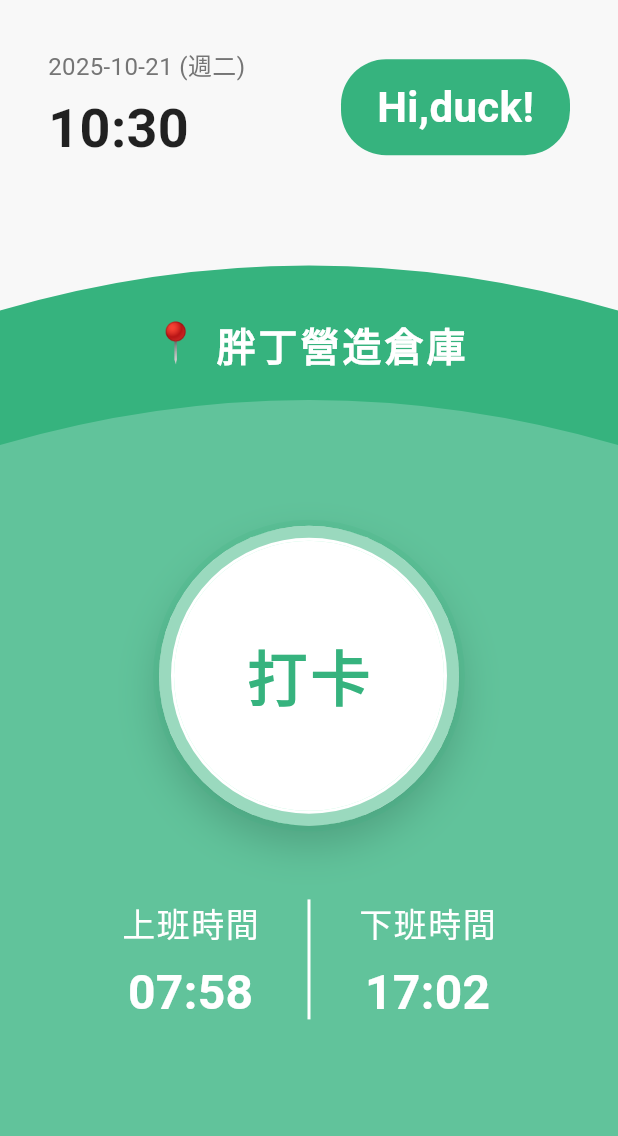
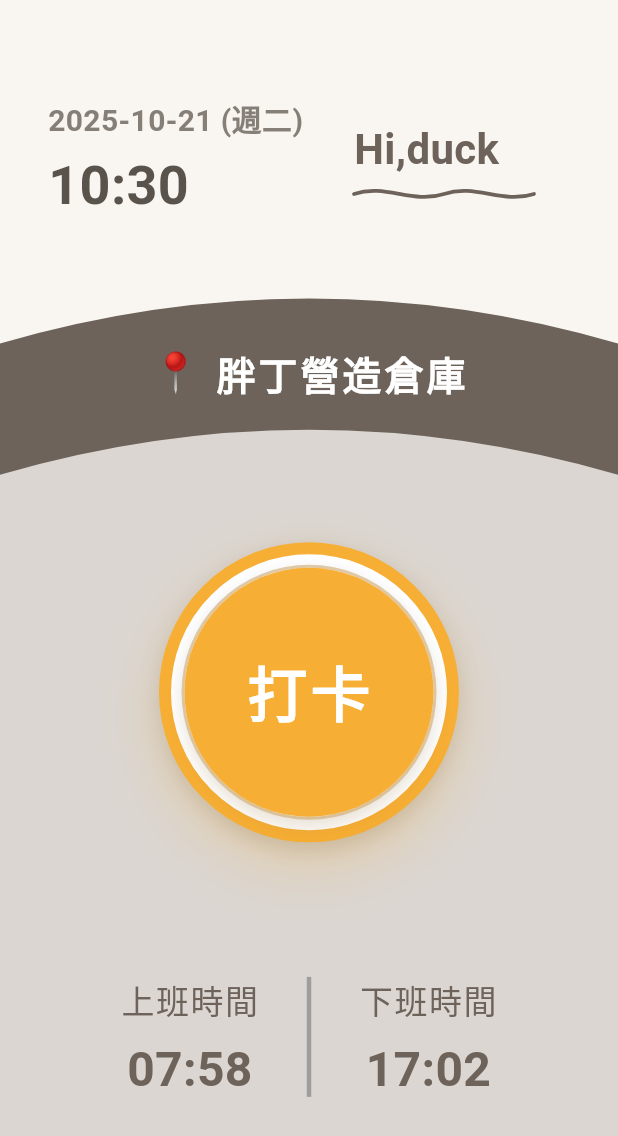
Before and after one commit to duckdev45/pd_flutter_app, a Flutter app: the screen it shows after launch, after a tap on "登入", on a phone screen of 412 x 824 dp. Shown: the top 1136 px of the screen. Run offline on Flutter 3.47's test engine with Material 3 defaults, Android fonts, the light colour scheme and no system bars; Roboto replaces fonts that are missing (NotoSansTC, NotoSansiTC).

Commit message:
feat: Revamp HomePage UI with new color scheme and layout adjustments

```diff
--- a/lib/home_page.dart
+++ b/lib/home_page.dart
@@ -81,28 +81,47 @@ class _HomePageState extends State<HomePage> {
 
   @override
   Widget build(BuildContext context) {
+    // ✨ [魔改點 1] 注入靈魂！這才是我們要的配色！
     const Color pageBackgroundColor = Color(0xFFF8F8F8);
-    const Color mainContentColorDark = Color(0xFF36B37E);
-    const Color mainContentColorLight = Color(0xFF6DC8A3);
+    // 婚禮 App 色系
+    const Color accentOrange = Color(0xFFF7AE34); // 婚禮橘 (CTA色)
+    const Color darkGrayText = Color(0xFF59534C); // 婚禮深灰 (標題)
+    const Color lightGrayText = Color(0xFF867F78); // 婚禮淺灰 (內文)
+
+    // ✨ [魔改點 2] 關鍵！把背景色改掉！
+    // 不再用快看不到的 #F9F6F1
+    const Color mainContentColorDark = Color(0xFF6D635B); // 改為沉穩的暖灰色
+    const Color mainContentColorLight = Color(0xFFF9F6F1); // <-- 奶油米色
 
     return Scaffold(
-      backgroundColor: pageBackgroundColor,
+      backgroundColor: mainContentColorLight, // 直接用奶油米色填滿全頁
       body: SafeArea(
         child: Column(
           crossAxisAlignment: CrossAxisAlignment.start,
           children: [
             // --- 1. 頂部文字區塊 ---
-            _buildHeader(), // ✨ [保留] 你的 Header 寫得很好
+            _buildHeader(
+              accentOrange: accentOrange,
+              darkGrayText: darkGrayText,
+              lightGrayText: lightGrayText,
+            ),
+
             // --- 2. 綠色主內容區塊 ---
             Expanded(
-              child: LayoutBuilder(
+              child: Stack(
+                fit: StackFit.expand,
+                children: [
+                  // --- 新增底層填滿奶油米色 ---
+                  Container(color: mainContentColorLight),
+
+                  LayoutBuilder(
                     // ✨ [保留] 你的 LayoutBuilder 結構是正確的！
                     builder: (context, constraints) {
                       final double screenHeight = constraints.maxHeight;
                       return Stack(
                         fit: StackFit.expand,
                         children: [
-                      // --- 深綠色 (底下) ---
+                          // --- ✨ [魔改點 3] 深色底 -> 燕麥色 ---
                           Positioned(
                             bottom: 0,
                             left: 0,
@@ -110,10 +129,13 @@ class _HomePageState extends State<HomePage> {
                             height: screenHeight,
                             child: ClipPath(
                               clipper: MainArcClipper(),
-                          child: Container(color: mainContentColorDark),
+                              child: Container(
+                                color: mainContentColorDark,
+                              ), // <-- 套用燕麥色
                             ),
                           ),
-                      // --- 淺綠色 (疊在上面) ---
+
+                          // --- ✨ [魔改點 4] 淺色疊加 -> 奶油米色 ---
                           Positioned(
                             bottom: 0,
                             left: 0,
@@ -122,36 +144,45 @@ class _HomePageState extends State<HomePage> {
                             child: ClipPath(
                               clipper: OverlayArcClipper(),
                               child: Container(
+                                // 套用奶油米色 + 你原本的透明度
                                 color: mainContentColorLight.withAlpha(200),
                               ),
                             ),
                           ),
 
-                      // --- ✨ [魔改點 1] 新增：打卡地點 ---
+                          // --- [保留] 打卡地點 (文字換色) ---
                           Positioned(
-                        top: screenHeight * 0.12, // 靠感覺抓個大概 18% 的高度
+                            top: screenHeight * 0.12,
                             left: 0,
                             right: 0,
-                        child: _buildWorksiteInfo(),
+                            child: _buildWorksiteInfo(Colors.white), // <-- 改為白色
                           ),
 
-                      // --- 打卡按鈕 (中間) ---
+                          // --- [保留] 打卡按鈕 (大改造) ---
                           Center(
                             child: Padding(
                               padding: const EdgeInsets.only(bottom: 50.0),
-                          child: _buildClockInButton(mainContentColorDark),
+                              child: _buildClockInButton(
+                                accentOrange,
+                              ), // <-- 傳入婚禮橘
                             ),
                           ),
-                      // --- ✨ [魔改點 2] 新增：上下班時間 ---
+
+                          // --- [保留] 上下班時間 (文字換色) ---
                           Positioned(
-                        bottom: screenHeight * 0.2, // 離底部 10% 的高度
+                            bottom: screenHeight * 0.13,
                             left: 0,
                             right: 0,
-                        child: _buildClockTimes(),
+                            child: _buildClockTimes(
+                              Colors.white, // <-- 改為白色
+                              Colors.white70, // <-- 改為半透明白色
+                            ), // <-- 傳入灰色
                           ),
                         ],
                       );
                     },
+                  ),
+                ],
               ),
             ),
           ],
@@ -160,11 +191,14 @@ class _HomePageState extends State<HomePage> {
     );
   }
 
-  // ✨ [保留] 你的 Header 寫得超讚
-  Widget _buildHeader() {
-    const Color mainContentColorDark = Color(0xFF36B37E);
+  // ✨ [保留] Header 大改造，注入配色
+  Widget _buildHeader({
+    required Color accentOrange,
+    required Color darkGrayText,
+    required Color lightGrayText,
+  }) {
     return Padding(
-      padding: const EdgeInsets.fromLTRB(32.0, 32.0, 32.0, 16.0),
+      padding: const EdgeInsets.fromLTRB(32.0, 64.0, 32.0, 0),
       child: Row(
         crossAxisAlignment: CrossAxisAlignment.center,
         children: [
@@ -173,36 +207,48 @@ class _HomePageState extends State<HomePage> {
             children: [
               Text(
                 '$_formattedDate (${_dayOfWeek.isEmpty ? "" : _dayOfWeek})',
-                style: TextStyle(fontSize: 16, color: Colors.grey[600]),
+                style: TextStyle(
+                  fontSize: 20,
+                  fontWeight: FontWeight.bold,
+                  color: lightGrayText, // <-- 使用淺灰
+                ),
               ),
               const SizedBox(height: 4),
               Text(
                 _formattedTime.isEmpty ? "--:--" : _formattedTime,
-                style: const TextStyle(
+                style: TextStyle(
                   fontSize: 36,
                   fontWeight: FontWeight.bold,
-                  color: Colors.black87,
+                  color: darkGrayText, // <-- 使用深灰
                 ),
               ),
             ],
           ),
           const Spacer(),
-          Container(
+          // --- 換回膠囊按鈕，才 high-vibe！ ---
+          // --- Hi,duck! 文字無背景、主色、波浪線 ---
+          Padding(
             padding: const EdgeInsets.symmetric(
               horizontal: 24.0,
               vertical: 12.0,
             ),
-            decoration: BoxDecoration(
-              color: mainContentColorDark,
-              borderRadius: BorderRadius.circular(30.0),
-            ),
-            child: const Text(
-              'Hi,duck!',
+            child: Column(
+              crossAxisAlignment: CrossAxisAlignment.start,
+              children: [
+                Text(
+                  'Hi,duck',
                   style: TextStyle(
                     fontSize: 28,
                     fontWeight: FontWeight.bold,
-                color: Colors.white,
+                    color: mainContentColorDark,
                   ),
+                ),
+                _HandDrawnWaveLine(
+                  color: mainContentColorDark,
+                  width: 120,
+                  height: 14,
+                ),
+              ],
             ),
           ),
         ],
@@ -210,48 +256,59 @@ class _HomePageState extends State<HomePage> {
     );
   }
 
-  // --- ✨ [保留] 你的 Button 也很讚 ---
-  Widget _buildClockInButton(Color primaryColor) {
+  // ✨ [保留] 按鈕大簡化！回歸初心！
+  Widget _buildClockInButton(Color accentOrange) {
+    const double outerSize = 200;
+    const double innerSize = 170;
     return Container(
-      width: 200,
-      height: 200,
+      width: outerSize,
+      height: outerSize,
       decoration: BoxDecoration(
         shape: BoxShape.circle,
         color: Colors.white,
-        border: Border.all(color: primaryColor.withOpacity(0.5), width: 8),
+        border: Border.all(color: accentOrange, width: 8),
         boxShadow: [
           BoxShadow(
-            color: Colors.black.withOpacity(0.18),
-            blurRadius: 24,
-            offset: const Offset(0, 12),
+            color: accentOrange.withOpacity(0.25),
+            blurRadius: 32,
+            offset: const Offset(0, 16),
           ),
           BoxShadow(
-            color: primaryColor.withOpacity(0.15),
-            blurRadius: 0,
-            spreadRadius: 4,
+            color: Colors.black.withOpacity(0.10),
+            blurRadius: 12,
+            offset: const Offset(0, 4),
           ),
         ],
       ),
       child: Center(
         child: Container(
-          width: 180,
-          height: 180,
+          width: innerSize,
+          height: innerSize,
           decoration: BoxDecoration(
             shape: BoxShape.circle,
-            color: const Color(0xFFB2F5D6), // 更淺的綠色
+            color: const Color(0xFFFFF3E0), // 更淺的奶油米色
+            border: Border.all(color: Color(0xFFE0C9A6), width: 2), // 更淺的咖啡色
+            boxShadow: [
+              BoxShadow(
+                color: Colors.black.withOpacity(0.08),
+                blurRadius: 8,
+                offset: const Offset(0, 2),
+              ),
+            ],
           ),
           child: ElevatedButton(
             onPressed: () {
               print('打卡按鈕被按下了！');
             },
             style: ElevatedButton.styleFrom(
-              backgroundColor: Colors.white,
-              foregroundColor: primaryColor,
+              backgroundColor: accentOrange,
+              foregroundColor: Colors.white,
               shape: const CircleBorder(),
-              elevation: 0,
+              elevation: 8,
+              shadowColor: accentOrange.withOpacity(0.18),
               padding: const EdgeInsets.all(20),
               textStyle: const TextStyle(
-                fontFamily: 'NotoSansTC',
+                fontFamily: 'NotoSansiTC',
                 fontSize: 40,
                 fontWeight: FontWeight.bold,
                 letterSpacing: 2,
@@ -264,19 +321,19 @@ class _HomePageState extends State<HomePage> {
     );
   }
 
-  // --- ✨ [魔改點 3] 新增：打卡地點 Widget ---
-  Widget _buildWorksiteInfo() {
-    return const Row(
+  // ✨ [保留] 打卡地點 (文字換色)
+  Widget _buildWorksiteInfo(Color textColor) {
+    return Row(
       mainAxisAlignment: MainAxisAlignment.center,
       children: [
-        Text('📍', style: TextStyle(fontSize: 26)),
-        SizedBox(width: 10),
+        const Text('📍', style: TextStyle(fontSize: 26)),
+        const SizedBox(width: 10),
         Text(
-          '胖丁營造倉庫', // TODO: 之後換成變數
+          '胖丁營造倉庫',
           style: TextStyle(
             fontSize: 26,
             fontWeight: FontWeight.bold,
-            color: Colors.white,
+            color: textColor, // <-- 使用傳入的顏色
             letterSpacing: 2,
           ),
         ),
@@ -284,8 +341,8 @@ class _HomePageState extends State<HomePage> {
     );
   }
 
-  // --- ✨ [魔改點 4] 新增：上下班時間 Widget ---
-  Widget _buildClockTimes() {
+  // ✨ [保留] 上下班時間 (文字換色)
+  Widget _buildClockTimes(Color primaryTextColor, Color secondaryTextColor) {
     const String clockInTime = '07:58';
     const String clockOutTime = '17:02';
 
@@ -293,36 +350,117 @@ class _HomePageState extends State<HomePage> {
       mainAxisAlignment: MainAxisAlignment.center,
       crossAxisAlignment: CrossAxisAlignment.start,
       children: [
-        _buildTimeColumn('上班時間', clockInTime),
+        _buildTimeColumn(
+          '上班時間',
+          clockInTime,
+          primaryTextColor,
+          secondaryTextColor,
+        ),
         Container(
           height: 80,
-          width: 2,
-          color: Colors.white,
+          width: 3,
+          color: Colors.grey, // <-- 分隔線換成半透明白色
           margin: const EdgeInsets.symmetric(horizontal: 32.0),
         ),
-        _buildTimeColumn('下班時間', clockOutTime),
+        _buildTimeColumn(
+          '下班時間',
+          clockOutTime,
+          primaryTextColor,
+          secondaryTextColor,
+        ),
       ],
     );
   }
 
-  // _buildClockTimes 的輔助 Widget
-  Widget _buildTimeColumn(String title, String time) {
+  // 輔助 Widget (也要吃顏色)
+  static const Color mainContentColorDark = Color(0xFF6D635B); // 改為沉穩的暖灰色
+  Widget _buildTimeColumn(
+    String title,
+    String time,
+    Color primaryTextColor,
+    Color secondaryTextColor,
+  ) {
     return Column(
       children: [
         Text(
           title,
-          style: TextStyle(fontSize: 22, color: Colors.white, letterSpacing: 1),
+          style: TextStyle(
+            fontSize: 22,
+            color: mainContentColorDark, // <-- 換成傳入的次要顏色
+            letterSpacing: 1,
+          ),
         ),
         const SizedBox(height: 8),
         Text(
           time,
-          style: const TextStyle(
+          style: TextStyle(
             fontSize: 32,
             fontWeight: FontWeight.bold,
-            color: Colors.white,
+            color: mainContentColorDark, // <-- 使用 mainContentColorDark
           ),
         ),
       ],
     );
   }
 }
+
+// --- 手繪風波浪線 Widget ---
+class _HandDrawnWaveLine extends StatelessWidget {
+  final Color color;
+  final double width;
+  final double height;
+
+  const _HandDrawnWaveLine({
+    required this.color,
+    this.width = 100,
+    this.height = 12,
+    super.key,
+  });
+
+  @override
+  Widget build(BuildContext context) {
+    return SizedBox(
+      width: width,
+      height: height,
+      child: CustomPaint(painter: _HandDrawnWavePainter(color: color)),
+    );
+  }
+}
+
+class _HandDrawnWavePainter extends CustomPainter {
+  final Color color;
+
+  _HandDrawnWavePainter({required this.color});
+
+  @override
+  void paint(Canvas canvas, Size size) {
+    final paint = Paint()
+      ..color = color
+      ..strokeWidth = 2.5
+      ..style = PaintingStyle.stroke
+      ..strokeCap = StrokeCap.round;
+    final path = Path();
+    // 手繪感波浪（不規則）
+    path.moveTo(0, size.height * 0.7);
+    path.cubicTo(
+      size.width * 0.18,
+      size.height * 0.2,
+      size.width * 0.32,
+      size.height * 1.2,
+      size.width * 0.5,
+      size.height * 0.7,
+    );
+    path.cubicTo(
+      size.width * 0.68,
+      size.height * 0.2,
+      size.width * 0.82,
+      size.height * 1.2,
+      size.width,
+      size.height * 0.7,
+    );
+    canvas.drawPath(path, paint);
+  }
+
+  @override
+  bool shouldRepaint(covariant CustomPainter oldDelegate) => false;
+}
--- a/lib/main.dart
+++ b/lib/main.dart
@@ -17,7 +17,7 @@ class MyApp extends StatelessWidget {
     // 這裡我嘗試使用一個更飽和、略深的橘紅，在工地背景下會更顯眼，
     // 並且給它一點點的透明度，讓背景若隱若現。
     // 如果想要圖一那種比較內斂的風格，也可以考慮用深藍色或深灰色來搭配。
-    const Color primaryAccentColor = Color(0xFFB85C1A); // 調整後的主題色
+    const Color primaryAccentColor = Color(0xFFF7AE34); // 改為 home_page 的婚禮橘
     const Color darkerOverlay = Colors.black45; // 用於背景圖上的深色覆蓋
 
     final ThemeData customTheme = ThemeData(
@@ -96,7 +96,8 @@ class _LoginPageState extends State<LoginPage> {
             ),
           ),
           Positioned.fill(
-            child: Container(color: Colors.grey.withValues(alpha: 1)),
+            // child: Container(color: Colors.grey.withValues(alpha: 1)),
+            child: Container(color: Colors.black.withValues(alpha: 0.9)),
           ),
 
           // 3. UI 內容 (Logo, 表單)，置中顯示
```
Lines whose indentation alone changed are shown as unchanged.
